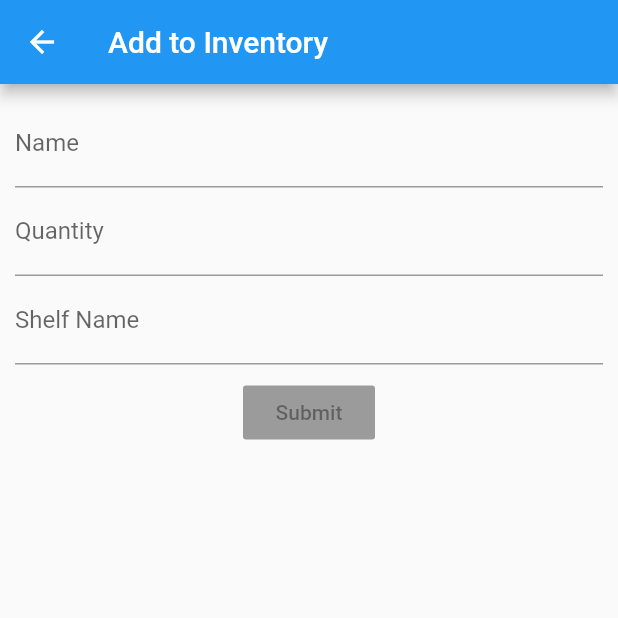
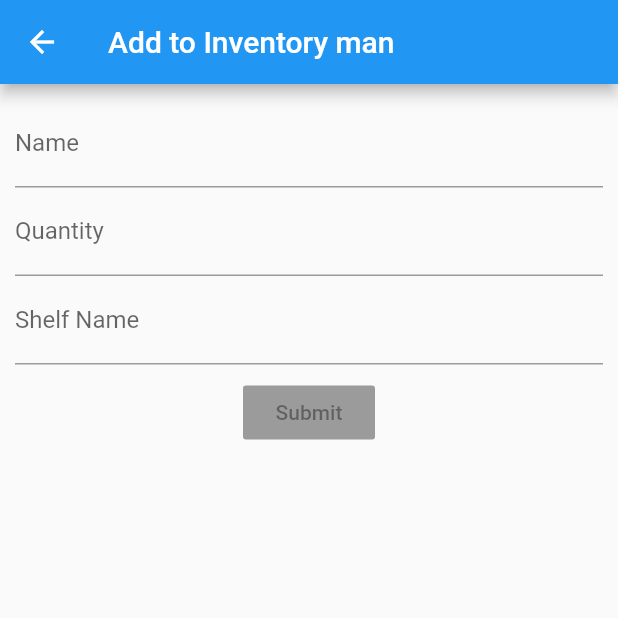
Before and after one commit to santosh4005/homeinventory, a Flutter app: the AddInventory screen opened by its route, on a phone screen of 412 x 824 dp, the top half of it. Run offline on Flutter 3.47's test engine with Material 2 defaults, Android fonts, the phone set to English and light mode, and no system bars.

Commit message:
testing changes

```diff
--- a/lib/screens/addinventory.dart
+++ b/lib/screens/addinventory.dart
@@ -16,7 +16,7 @@
   Widget build(BuildContext context) {
     return Scaffold(
       appBar: AppBar(
-        title: Text("Add to Inventory"),
+        title: Text("Add to Inventory man"),
       ),
       body: Padding(
         padding: const EdgeInsets.all(10.0),
```
